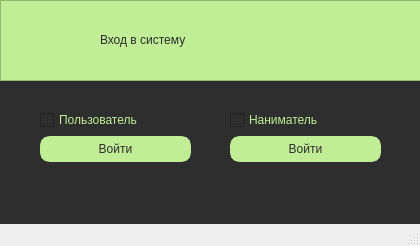
First picture: the form in project1.ui, repository KawaiiZhele/Yandex-lyceum-1st-project, before the edit.
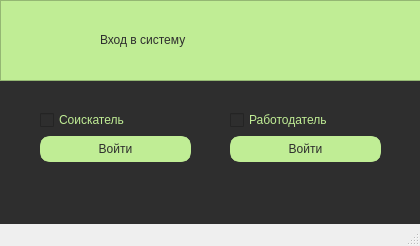
Second picture: the form after the edit.

What changed in the file:
```diff
--- a/project1.ui
+++ b/project1.ui
@@ -34,7 +34,7 @@
 color: #C0ED95</string>
        </property>
        <property name="text">
-        <string>Пользователь</string>
+        <string>Соискатель</string>
        </property>
       </widget>
      </item>
@@ -121,7 +121,7 @@
 color: #C0ED95</string>
        </property>
        <property name="text">
-        <string>Наниматель</string>
+        <string>Работодатель</string>
        </property>
       </widget>
      </item>
```
